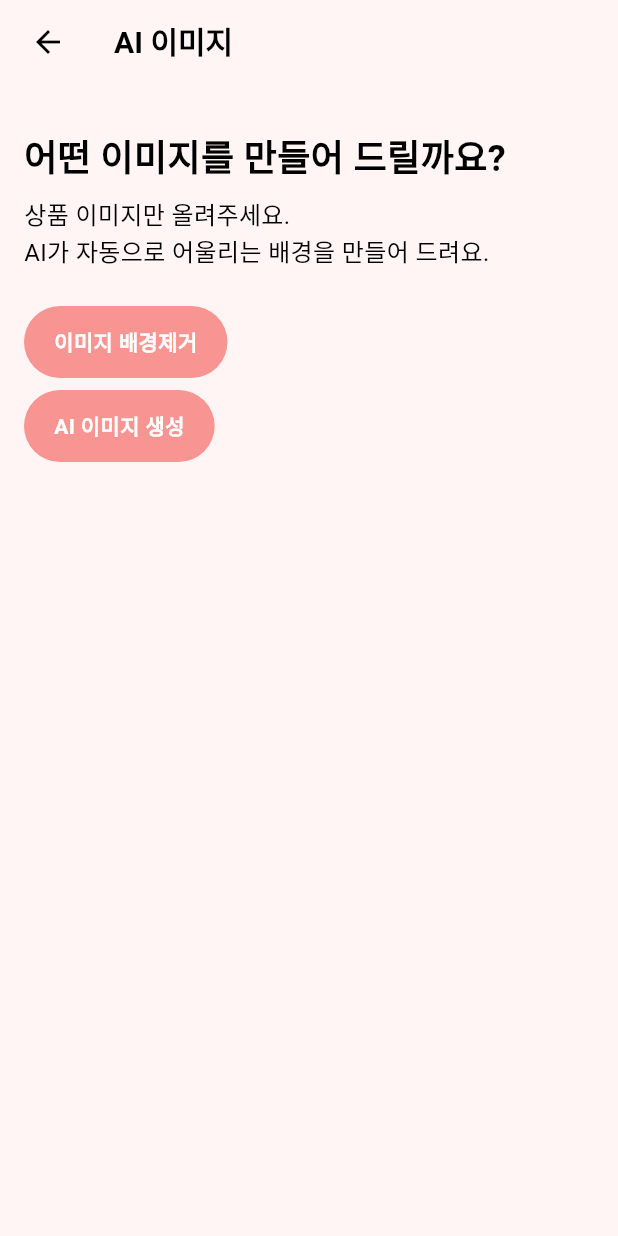
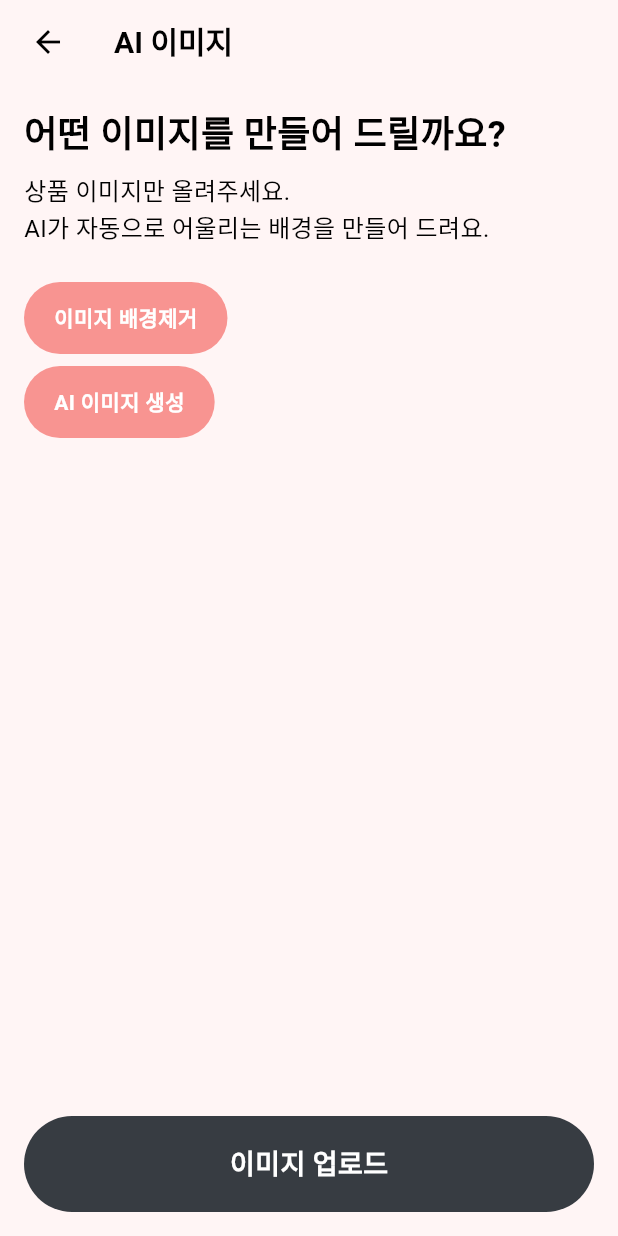
Before and after one commit to Insplanet-Corp/inset-app, a Flutter app: the AIImageScreen screen opened directly, on a phone screen of 412 x 824 dp. Run offline on Flutter 3.47's test engine with Material 3 defaults, Android fonts, the phone set to English and light mode, and no system bars; our stand-ins replace animated_text_kit, cloud_firestore, firebase_auth, firebase_core, flutter_riverpod, flutter_svg and 4 more; accounts and stored records are empty; generated files the repository leaves out were written again; Roboto replaces fonts that are missing (Pretendard); project files that could hold a hidden picture were left out.

Commit message:
스크린에 위젯 적용

```diff
--- a/lib/screens/ai_image_screen.dart
+++ b/lib/screens/ai_image_screen.dart
@@ -3,9 +3,11 @@ import 'package:flutter_application_1/screens/ai_screen.dart';
 import 'package:flutter_application_1/widgets/chats/response_action_list.dart';
 import 'package:flutter_application_1/widgets/custom_button.dart';
 import 'package:flutter_application_1/widgets/custom_text.dart';
+import 'package:flutter_application_1/widgets/image_upload_button.dart';
 import 'package:flutter_application_1/widgets/image_with_fallback.dart';
 import 'package:flutter_application_1/widgets/chats/typing_sequence.dart';
 import 'package:flutter_application_1/widgets/chats/typing_text.dart';
+import 'package:flutter_application_1/widgets/layouts/bottom_fixed_scaffold.dart';
 import 'package:flutter_svg/flutter_svg.dart';
 import '../widgets/custom_app_bar.dart'; // 경로는 프로젝트에 맞게 조정
 
@@ -57,17 +59,17 @@ class _AIImageScreenState extends State<AIImageScreen> {
 
   @override
   Widget build(BuildContext context) {
-    return Scaffold(
+    return BottomFixedScaffold(
+      // TODO naming convention: appBar vs top
       appBar: CustomAppBar(
         title: 'AI 이미지',
         variant: AppBarVariant.up,
       ),
       body: SingleChildScrollView(
-        child: Container(
-          padding: EdgeInsets.all(16.0),
         child: Column(
           crossAxisAlignment: CrossAxisAlignment.start,
           children: [
+            // 스탭 1 화면
             // TODO
             SizedBox(height: 16),
             TypingSequence(
@@ -137,7 +139,6 @@ class _AIImageScreenState extends State<AIImageScreen> {
                         '/icons/image_save.svg',
                         width: 24,
                         height: 24,
-                          // colorFilter: Color(0xFFDE3B35)),
                       ),
                     ),
                     CustomButton(
@@ -151,7 +152,6 @@ class _AIImageScreenState extends State<AIImageScreen> {
                         '/icons/background_remove.svg',
                         width: 24,
                         height: 24,
-                          // colorFilter: Color(0xFFDE3B35)),
                       ),
                     ),
                     CustomButton(
@@ -293,7 +293,26 @@ class _AIImageScreenState extends State<AIImageScreen> {
           ],
         ),
       ),
+      bottom: ImageUploadButton(
+        onPressed: () {
+          debugPrint('이미지 업로드 버튼 클릭됨');
+        },
       ),
+      // bottom: Align(
+      //   alignment: Alignment.bottomCenter, // 하단 가운데로 정렬
+      //   child: selectedAction == ButtonAction.removeBg
+      //       ? Padding(
+      //           padding: const EdgeInsets.symmetric(horizontal: 24.0),
+      //           child: CustomButton(
+      //             variant: 'primary',
+      //             size: 'large',
+      //             text: '이미지 업로드',
+      //             isFullWidth: true,
+      //             onPressed: () => {},
+      //           ),
+      //         )
+      //       : const SizedBox.shrink(), // null 대신 빈 위젯으로 애니메이션되지 않도록
+      // ),
       // floatingActionButton: selectedAction == ButtonAction.removeBg
       //     ? SafeArea(
       //         child: Padding(
@@ -308,22 +327,6 @@ class _AIImageScreenState extends State<AIImageScreen> {
       //         ),
       //       )
       //     : null,
-
-      floatingActionButton: Align(
-        alignment: Alignment.bottomCenter, // 하단 가운데로 정렬
-        child: selectedAction == ButtonAction.removeBg
-            ? Padding(
-                padding: const EdgeInsets.symmetric(horizontal: 24.0),
-                child: CustomButton(
-                  variant: 'primary',
-                  size: 'large',
-                  text: '이미지 업로드',
-                  isFullWidth: true,
-                  onPressed: () => {},
-                ),
-              )
-            : const SizedBox.shrink(), // null 대신 빈 위젯으로 애니메이션되지 않도록
-      ),
 
       // 구조 왜 이랬나
       // floatingActionButton: selectedAction == ButtonAction.removeBg
--- a/lib/screens/ai_text_screen.dart
+++ b/lib/screens/ai_text_screen.dart
@@ -7,6 +7,7 @@ import 'package:flutter_application_1/widgets/custom_button.dart';
 import 'package:flutter_application_1/widgets/custom_text.dart';
 import 'package:flutter_application_1/widgets/chats/typing_sequence.dart';
 import 'package:flutter_application_1/widgets/chats/typing_text.dart';
+import 'package:flutter_application_1/widgets/layouts/bottom_fixed_scaffold.dart';
 import 'package:flutter_svg/flutter_svg.dart';
 import '../widgets/custom_app_bar.dart'; // 경로는 프로젝트에 맞게 조정
 
@@ -34,16 +35,12 @@ class _AiTextScreenState extends State<AiTextScreen> {
 
   @override
   Widget build(BuildContext context) {
-    return Scaffold(
+    return BottomFixedScaffold(
       appBar: CustomAppBar(
         title: 'AI 텍스트',
         variant: AppBarVariant.up,
       ),
-      body: SingleChildScrollView(
-        child: Container(
-          padding: EdgeInsets.symmetric(
-              vertical: 16.0, horizontal: horizontalPadding),
-          child: Column(
+      body: Column(
         crossAxisAlignment: CrossAxisAlignment.start,
         children: [
           // SizedBox(height: 8),
@@ -138,19 +135,17 @@ class _AiTextScreenState extends State<AiTextScreen> {
           ),
           // 버블
           ChatBubble(isUser: true, message: '2025년 신년 이벤트 감사 특별한 선물 와인'),
+          ChatBubble(isUser: true, message: '2025년 신년 이벤트 감사 특별한 선물 와인'),
+          ChatBubble(isUser: true, message: '2025년 신년 이벤트 감사 특별한 선물 와인'),
+          ChatBubble(isUser: true, message: '2025년 신년 이벤트 감사 특별한 선물 와인'),
+          ChatBubble(isUser: true, message: '2025년 신년 이벤트 감사 특별한 선물 와인'),
+          ChatBubble(isUser: true, message: '2025년 신년 이벤트 감사 특별한 선물 와인'),
+          ChatBubble(isUser: true, message: '2025년 신년 이벤트 감사 특별한 선물 와인'),
+          ChatBubble(isUser: true, message: '2025년 신년 이벤트 감사 특별한 선물 와인'),
+          ChatBubble(isUser: true, message: '2025년 신년 이벤트 감사 특별한 선물 와인'),
         ],
       ),
-        ),
-      ),
-      floatingActionButton: Align(
-        alignment: Alignment.bottomCenter, // 하단 가운데로 정렬
-        child: Column(
-          mainAxisSize: MainAxisSize.min, // Column의 크기를 필요한 만큼만 설정
-          children: [
-            // TextField 위젯에 좌우 간격 추가
-            Padding(
-              padding: const EdgeInsets.fromLTRB(24.0, 0, 24.0, 8.0),
-              child: TextField(
+      bottom: TextField(
         style: TextStyle(
           color: Colors.grey,
           fontSize: 16.0,
@@ -195,11 +190,6 @@ class _AiTextScreenState extends State<AiTextScreen> {
           contentPadding: EdgeInsets.fromLTRB(32.0, 24.0, 12.0, 24.0),
         ),
       ),
-            ),
-          ],
-        ),
-      ),
-      floatingActionButtonLocation: FloatingActionButtonLocation.centerDocked,
     );
   }
 }
```
Also changed, not shown: lib/screens/ai_product_detail_screen.dart (+8 -26 lines). Lines whose indentation alone changed are shown as unchanged.
